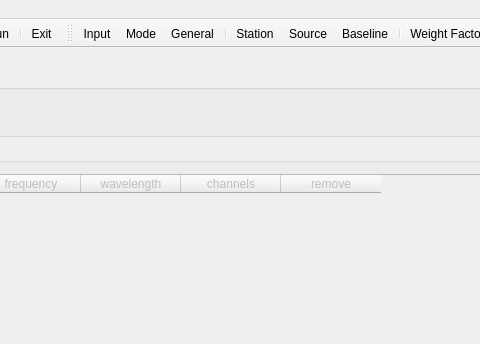
Above: mainwindow.ui from TUW-VieVS/VieSchedpp before the change; both pictures show x 298 to 778 and y 0 to 344 of the 1021 by 818 pixel window. Below: the same form after it.
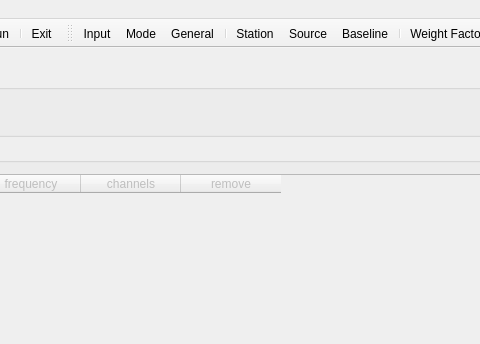
That is the form after the change. The open tabs and pages were chosen to show the change. Icons and pictures are not drawn.

```diff
--- a/mainwindow.ui
+++ b/mainwindow.ui
@@ -878,7 +878,7 @@
              <item>
               <widget class="QTableWidget" name="tableWidget_modeCustonBand">
                <property name="columnCount">
-                <number>4</number>
+                <number>3</number>
                </property>
                <attribute name="horizontalHeaderShowSortIndicator" stdset="0">
                 <bool>false</bool>
@@ -891,11 +891,6 @@
                  <string>frequency</string>
                 </property>
                </column>
-               <column>
-                <property name="text">
-                 <string>wavelength</string>
-                </property>
-               </column>
                <column>
                 <property name="text">
                  <string>channels</string>
```
Left out of the diff: 6 changed lines with no effect on the pictures.
